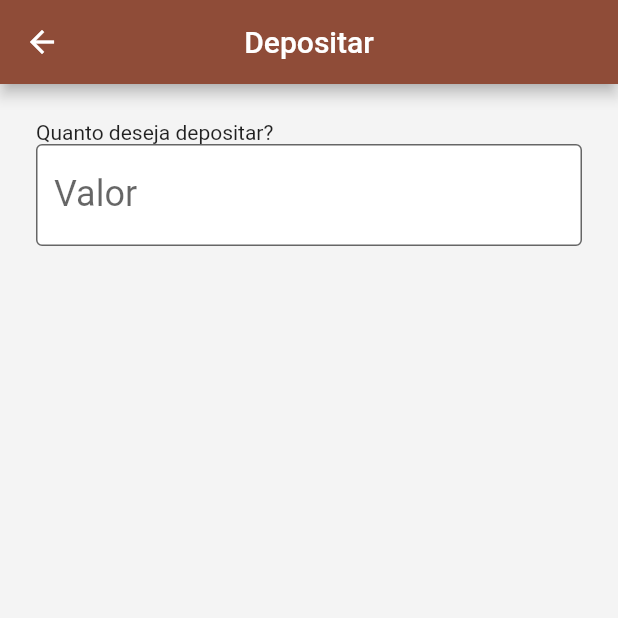
After one commit to lucasdasial/tl_bank, a Flutter app: the DepositPage screen opened directly, on a phone screen of 412 x 824 dp, the top half of it. The commit adds this screen. Run offline on Flutter 3.47's test engine with Material 2 defaults, Android fonts, the phone set to English and light mode, and no system bars; our stand-ins replace line_icons; statements that could not run were skipped.

Commit message:
componentizado o input

```diff
--- /dev/null
+++ b/lib/components/input.dart
@@ -0,0 +1,17 @@
+import 'package:flutter/material.dart';
+
+Widget inputText(
+    String label, String prefix, TextEditingController c, Function? f) {
+  return TextField(
+    controller: c,
+    decoration: InputDecoration(
+        filled: true,
+        fillColor: Colors.white,
+        labelText: label,
+        border: const OutlineInputBorder(),
+        prefixText: prefix),
+    style: const TextStyle(color: Colors.deepOrange, fontSize: 24),
+    onChanged: (value) => {f!(value)},
+    keyboardType: const TextInputType.numberWithOptions(decimal: true),
+  );
+}
--- /dev/null
+++ b/lib/pages/deposit.dart
@@ -0,0 +1,30 @@
+import 'package:flutter/material.dart';
+import 'package:tl_bank/components/input.dart';
+
+class DepositPage extends StatefulWidget {
+  const DepositPage({super.key});
+
+  @override
+  State<DepositPage> createState() => _DepositPageState();
+}
+
+class _DepositPageState extends State<DepositPage> {
+  final amountController = TextEditingController();
+
+  @override
+  Widget build(BuildContext context) {
+    return Scaffold(
+      appBar: AppBar(
+        title: const Text('Depositar'),
+      ),
+      body: SingleChildScrollView(
+        padding: const EdgeInsets.all(24),
+        child:
+            Column(crossAxisAlignment: CrossAxisAlignment.stretch, children: [
+          const Text('Quanto deseja depositar?'),
+          inputText('Valor', 'R\$', amountController, () {})
+        ]),
+      ),
+    );
+  }
+}
--- a/lib/pages/price_page.dart
+++ b/lib/pages/price_page.dart
@@ -3,6 +3,7 @@ import 'dart:convert';
 import 'package:flutter/material.dart';
 import 'package:http/http.dart' as http;
 import 'package:line_icons/line_icons.dart';
+import 'package:tl_bank/components/input.dart';
 
 class PricePage extends StatefulWidget {
   const PricePage({super.key});
@@ -97,11 +98,11 @@ class _PricePageState extends State<PricePage> {
                           ),
                         ),
                       ),
-                      campoTexto("Reais", "R\$ ", realController, _realChanged),
+                      inputText("Reais", "R\$ ", realController, _realChanged),
                       const Divider(),
-                      campoTexto("Euros", "€ ", euroController, _euroChanged),
+                      inputText("Euros", "€ ", euroController, _euroChanged),
                       const Divider(),
-                      campoTexto(
+                      inputText(
                           "Dólares", "US\$ ", dolarController, _dolarChanged),
                       const Divider(),
                     ],
@@ -114,17 +115,3 @@ class _PricePageState extends State<PricePage> {
     );
   }
 }
-
-Widget campoTexto(
-    String label, String prefix, TextEditingController c, Function? f) {
-  return TextField(
-    controller: c,
-    decoration: InputDecoration(
-        labelText: label,
-        border: const OutlineInputBorder(),
-        prefixText: prefix),
-    style: const TextStyle(color: Colors.deepOrange, fontSize: 24),
-    onChanged: (value) => {f!(value)},
-    keyboardType: const TextInputType.numberWithOptions(decimal: true),
-  );
-}
```
